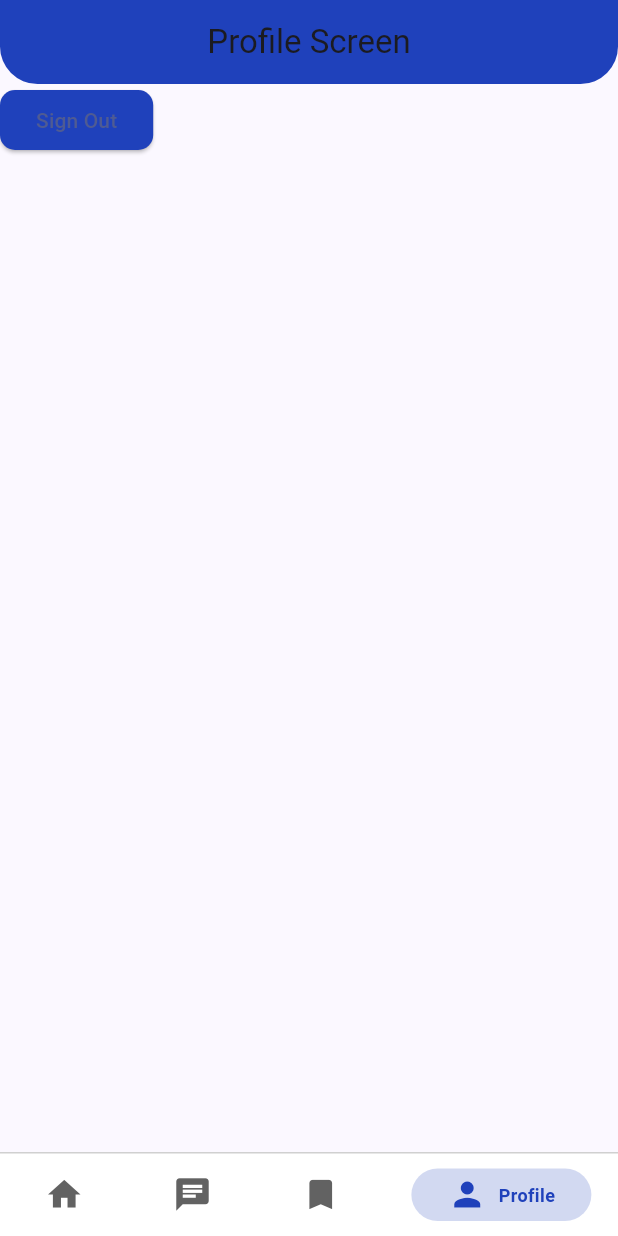
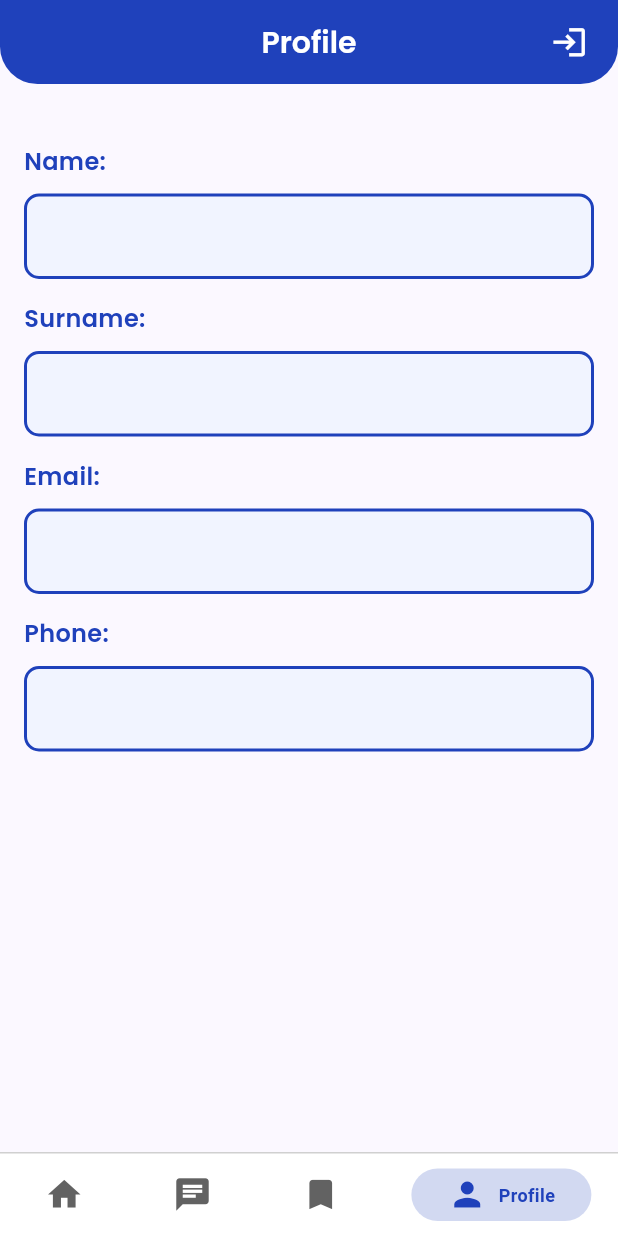
Before and after one commit to Elshan2022/Flutter-Bloc-Example, a Flutter app: the screen it shows once a user with an empty profile is signed in, item 4 of the bottom bar chosen, on a phone screen of 412 x 824 dp. Run offline on Flutter 3.47's test engine with Material 3 defaults, Android fonts, the phone set to English and light mode, and no system bars; drawn by our look-alikes of persistent_bottom_nav_bar; our stand-ins replace cloud_firestore, equatable, firebase_auth, firebase_core, firebase_storage, flutter_bloc and 3 more; missing offline and left inert: geocode; accounts and stored records are empty; network calls fail.

Commit message:
Profile screen UI

```diff
--- a/lib/screens/home_screen/widget/all_empoyers_widget.dart
+++ b/lib/screens/home_screen/widget/all_empoyers_widget.dart
@@ -82,7 +82,7 @@ class _AllEmployersListViewState extends State<AllEmployersListView> {
                         }
                       },
                       onSaved: () async {
-                        await _firebaseService.saveService(item!);
+                        await _firebaseService.saveService(item!, context);
                       },
                     );
                   },
--- a/lib/screens/profile/profile_screen.dart
+++ b/lib/screens/profile/profile_screen.dart
@@ -1,8 +1,10 @@
 import 'package:flutter/material.dart';
-import 'package:flutter_bloc_example/navigation/routes_name.dart';
-import 'package:flutter_bloc_example/screens/login_screen/login.dart';
+import 'package:flutter_bloc/flutter_bloc.dart';
+import 'package:flutter_bloc_example/constants/colors.dart';
+import 'package:flutter_bloc_example/constants/text_styles.dart';
+import 'package:flutter_bloc_example/screens/home_screen/bloc/user_information_bloc.dart';
+import 'package:flutter_bloc_example/screens/home_screen/bloc/user_information_state.dart';
 import 'package:flutter_bloc_example/service/firbase_service.dart';
-import 'package:persistent_bottom_nav_bar/persistent_tab_view.dart';
 
 class ProfileScreen extends StatefulWidget {
   const ProfileScreen({super.key});
@@ -14,7 +16,7 @@ class ProfileScreen extends StatefulWidget {
 class _ProfileScreenState extends State<ProfileScreen> {
   final IFirebaseService _service = FirebaseService();
 
-  _fetchUserInfo() async{
+  _fetchUserInfo() async {
     await _service.fetchUserInformation();
   }
 
@@ -28,19 +30,90 @@ class _ProfileScreenState extends State<ProfileScreen> {
   Widget build(BuildContext context) {
     return Scaffold(
       appBar: AppBar(
-        title: const Text("Profile Screen"),
+        actions: [
+          _signOut(),
+        ],
+        title: _title(),
       ),
-      body: ElevatedButton(
-          onPressed: () async {
-            await _service.signOut();
-            PersistentNavBarNavigator.pushNewScreenWithRouteSettings(
-              context,
-              settings: const RouteSettings(name: RoutesName.login),
-              screen: const LoginScreen(),
-              withNavBar: false,
+      body: Container(
+        margin: const EdgeInsets.only(left: 16, right: 16, top: 40),
+        child: BlocBuilder<UserInformationBloc, UserInformationState>(
+          builder: (context, state) {
+            return Column(
+              children: [
+                _informationContainer(title: "Name", value: "${state.name}"),
+                const SizedBox(height: 15),
+                _informationContainer(title: "Surname", value: "${state.surname}"),
+                const SizedBox(height: 15),
+                _informationContainer(title: "Email", value: state.email),
+                const SizedBox(height: 15),
+                _informationContainer(title: "Phone", value: state.phoneNumber),
+              ],
             );
           },
-          child: const Text("Sign Out")),
+        ),
+      ),
+    );
+  }
+
+  Column _informationContainer({String? title, String? value}) {
+    return Column(
+      crossAxisAlignment: CrossAxisAlignment.start,
+      children: [
+        Text(
+          "$title:",
+          style: TextStyles.sameBold(
+            color: AppColors.primaryDark,
+            fontSize: 16,
+          ),
+        ),
+        const SizedBox(height: 10),
+        Container(
+          padding: const EdgeInsets.all(15),
+          decoration: BoxDecoration(
+            borderRadius: BorderRadius.circular(10),
+            color: AppColors.primaryLight,
+            border: Border.all(
+              color: AppColors.primaryDark,
+              width: 2,
+            ),
+          ),
+          child: Align(
+            alignment: Alignment.centerLeft,
+            child: Text(
+              value ?? "",
+              style: TextStyles.medium(
+                fontSize: 16,
+                color: AppColors.grey,
+              ),
+            ),
+          ),
+        ),
+      ],
+    );
+  }
+
+  Text _title() {
+    return Text(
+      "Profile",
+      style: TextStyles.sameBold(
+        fontSize: 20,
+        color: AppColors.white,
+      ),
+    );
+  }
+
+  Container _signOut() {
+    return Container(
+      margin: const EdgeInsets.only(right: 20),
+      child: InkWell(
+        onTap: () async => await _service.signOut(),
+        child: const Icon(
+          Icons.login_outlined,
+          color: AppColors.white,
+          size: 25,
+        ),
+      ),
     );
   }
 }
```
Also changed, not shown: lib/screens/savedEmployers/saved_employer.dart (+13 -1 lines), lib/service/firbase_service.dart (+46 -5 lines).
